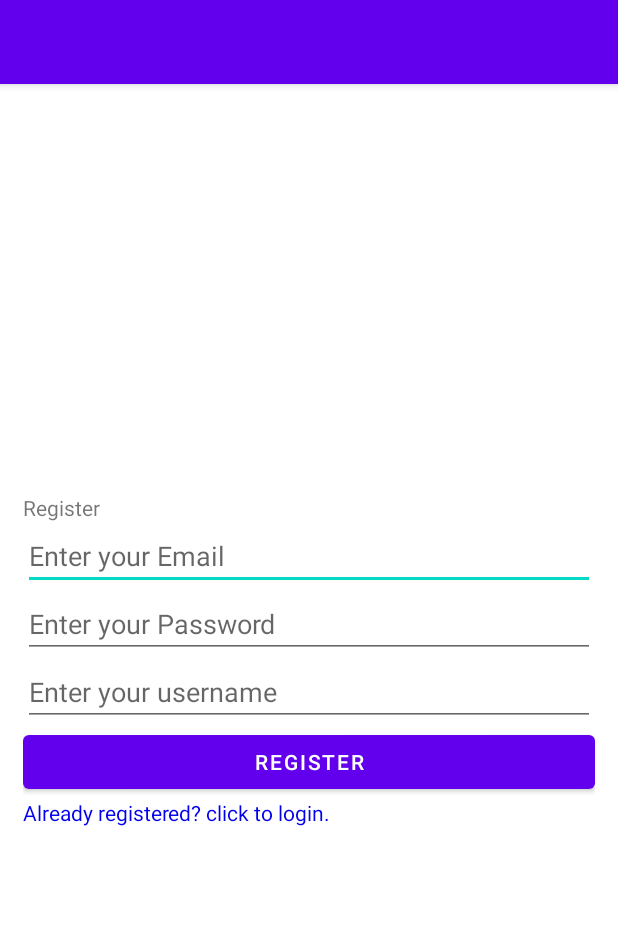
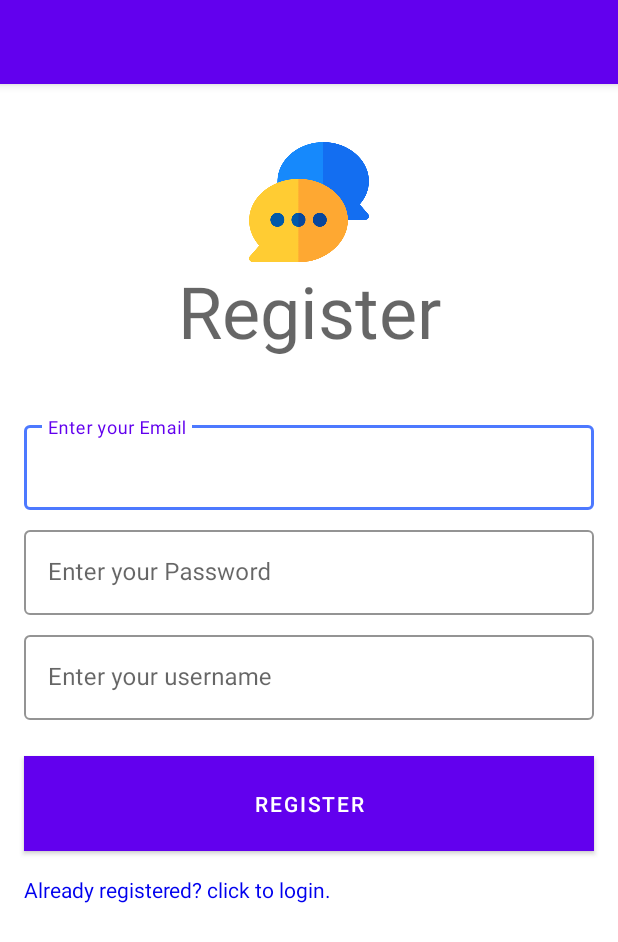
Before and after one commit to amirulhosen/ChatMe, an Android app: the screen it shows after launch (RegistrationActivity), on a phone screen of 412 x 824 dp. Shown: the top 942 px of the screen. Run offline under Robolectric (Android 15) with nearby library versions, the phone set to English and light mode, and no system bars; our stand-ins replace Firebase (no records; nobody signed in at launch, a user with empty details on screens opened directly).

Commit message:
Update login and registration design

```diff
--- a/app/src/main/java/mir/jan/chatme/RegistrationActivity.java
+++ b/app/src/main/java/mir/jan/chatme/RegistrationActivity.java
@@ -38,11 +38,11 @@ public class RegistrationActivity extends AppCompatActivity {
 
         // initialising all views through id defined above
         emailTextView = findViewById(R.id.email);
-        passwordTextView = findViewById(R.id.passwd);
+        passwordTextView = findViewById(R.id.password);
         userName = findViewById(R.id.username);
-        Btn = findViewById(R.id.btnregister);
+        Btn = findViewById(R.id.register);
         loginLink = findViewById(R.id.loginLink);
-        progressbar = findViewById(R.id.progressbar);
+        progressbar = findViewById(R.id.progressBar);
 
         loginLink.setOnClickListener(new View.OnClickListener() {
             @Override
--- a/app/src/main/res/layout/activity_registration.xml
+++ b/app/src/main/res/layout/activity_registration.xml
@@ -1,58 +1,125 @@
 <?xml version="1.0" encoding="utf-8"?>
-<LinearLayout xmlns:android="http://schemas.android.com/apk/res/android"
+<androidx.constraintlayout.widget.ConstraintLayout xmlns:android="http://schemas.android.com/apk/res/android"
+    xmlns:app="http://schemas.android.com/apk/res-auto"
     xmlns:tools="http://schemas.android.com/tools"
     android:layout_width="match_parent"
     android:layout_height="match_parent"
     android:gravity="center_vertical"
     android:orientation="vertical"
-    android:padding="15dp"
-    tools:context=".RegistrationActivity">
+    tools:context=".LoginActivity">
 
-    <!-- TextView for heading -->
+    <ImageView
+        android:id="@+id/logoView"
+        android:layout_width="80dp"
+        android:layout_height="80dp"
+        android:src="@drawable/chat_logo"
+        app:layout_constraintBottom_toTopOf="@+id/login_text"
+        app:layout_constraintEnd_toEndOf="parent"
+        app:layout_constraintStart_toStartOf="parent"
+        app:layout_constraintTop_toTopOf="parent"
+        app:layout_constraintVertical_chainStyle="packed" />
+
     <TextView
+        android:id="@+id/login_text"
+        style="@style/TextAppearance.MaterialComponents.Headline3"
         android:layout_width="wrap_content"
         android:layout_height="wrap_content"
-        android:text="Register" />
+        android:text="Register"
+        app:layout_constraintBottom_toTopOf="@+id/loginLayout"
+        app:layout_constraintEnd_toEndOf="@id/logoView"
+        app:layout_constraintStart_toStartOf="@id/logoView"
+        app:layout_constraintTop_toBottomOf="@id/logoView"
+        app:layout_constraintVertical_chainStyle="packed" />
 
-    <!-- Edit text for email -->
-    <EditText
+    <LinearLayout
+        android:id="@+id/loginLayout"
+        android:layout_width="match_parent"
+        android:layout_height="wrap_content"
+        android:orientation="vertical"
+        app:layout_constraintBottom_toBottomOf="parent"
+        app:layout_constraintEnd_toEndOf="parent"
+        app:layout_constraintStart_toStartOf="parent"
+        app:layout_constraintTop_toTopOf="parent">
+
+        <!-- Edit text for password -->
+        <com.google.android.material.textfield.TextInputLayout
+            style="@style/Widget.MaterialComponents.TextInputLayout.OutlinedBox"
+            android:layout_width="match_parent"
+            android:layout_height="wrap_content"
+            android:layout_marginHorizontal="16dp"
+            app:boxStrokeColor="#4d79ff">
+
+            <com.google.android.material.textfield.TextInputEditText
                 android:id="@+id/email"
                 android:layout_width="match_parent"
                 android:layout_height="wrap_content"
                 android:hint="Enter your Email" />
 
+        </com.google.android.material.textfield.TextInputLayout>
+
         <!-- Edit text for password -->
-    <EditText
-        android:id="@+id/passwd"
+        <com.google.android.material.textfield.TextInputLayout
+            style="@style/Widget.MaterialComponents.TextInputLayout.OutlinedBox"
+            android:layout_width="match_parent"
+            android:layout_height="wrap_content"
+            android:layout_marginTop="8dp"
+            android:layout_marginHorizontal="16dp"
+            app:boxStrokeColor="#4d79ff">
+
+            <com.google.android.material.textfield.TextInputEditText
+                android:id="@+id/password"
                 android:layout_width="match_parent"
                 android:layout_height="wrap_content"
                 android:hint="Enter your Password"
                 android:inputType="textPassword" />
 
-    <EditText
+        </com.google.android.material.textfield.TextInputLayout>
+
+        <!-- Edit text for password -->
+        <com.google.android.material.textfield.TextInputLayout
+            style="@style/Widget.MaterialComponents.TextInputLayout.OutlinedBox"
+            android:layout_width="match_parent"
+            android:layout_height="wrap_content"
+            android:layout_marginHorizontal="16dp"
+            android:layout_marginTop="8dp"
+            app:boxStrokeColor="#4d79ff">
+
+            <com.google.android.material.textfield.TextInputEditText
                 android:id="@+id/username"
                 android:layout_width="match_parent"
                 android:layout_height="wrap_content"
-        android:hint="Enter your username" />
+                android:hint="Enter your username"
+                android:inputType="textPassword" />
 
-    <!-- Button for register with text "Register" -->
+        </com.google.android.material.textfield.TextInputLayout>
+
+        <!-- Button for Login with text "Login" -->
         <Button
-        android:id="@+id/btnregister"
+            android:id="@+id/register"
             android:layout_width="match_parent"
             android:layout_height="wrap_content"
+            android:layout_marginHorizontal="16dp"
+            android:layout_marginTop="24dp"
+            android:background="#327fa8"
+            android:backgroundTint="#327fa8"
+            android:padding="16dp"
             android:text="Register" />
 
-    <!-- ProgressBar for loading time -->
-    <ProgressBar
-        android:id="@+id/progressbar"
-        android:layout_width="wrap_content"
-        android:layout_height="wrap_content"
-        android:visibility="gone" />
 
         <TextView
             android:layout_width="match_parent"
             android:layout_height="wrap_content"
             android:textColor="#0000EE"
             android:id="@+id/loginLink"
+            android:layout_marginHorizontal="16dp"
+            android:layout_marginTop="16dp"
             android:text="Already registered? click to login."/>
     </LinearLayout>
+    <!-- ProgressBar for Loading Time -->
+    <ProgressBar
+        android:id="@+id/progressBar"
+        android:layout_width="wrap_content"
+        android:layout_height="wrap_content"
+        android:visibility="gone" />
+
+</androidx.constraintlayout.widget.ConstraintLayout>
```
Also changed, not shown: app/src/main/res/drawable/edittext_bg.xml (added, +13 -0 lines), app/src/main/res/layout/activity_login.xml (+37 -8 lines). Lines whose indentation alone changed are shown as unchanged.
